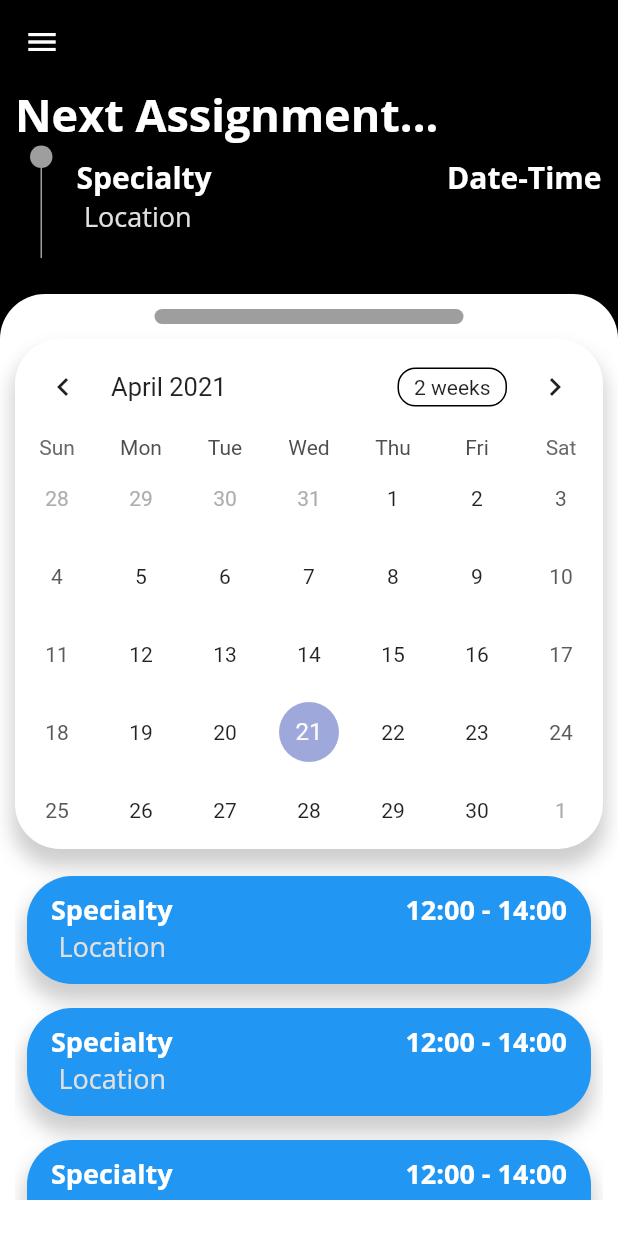
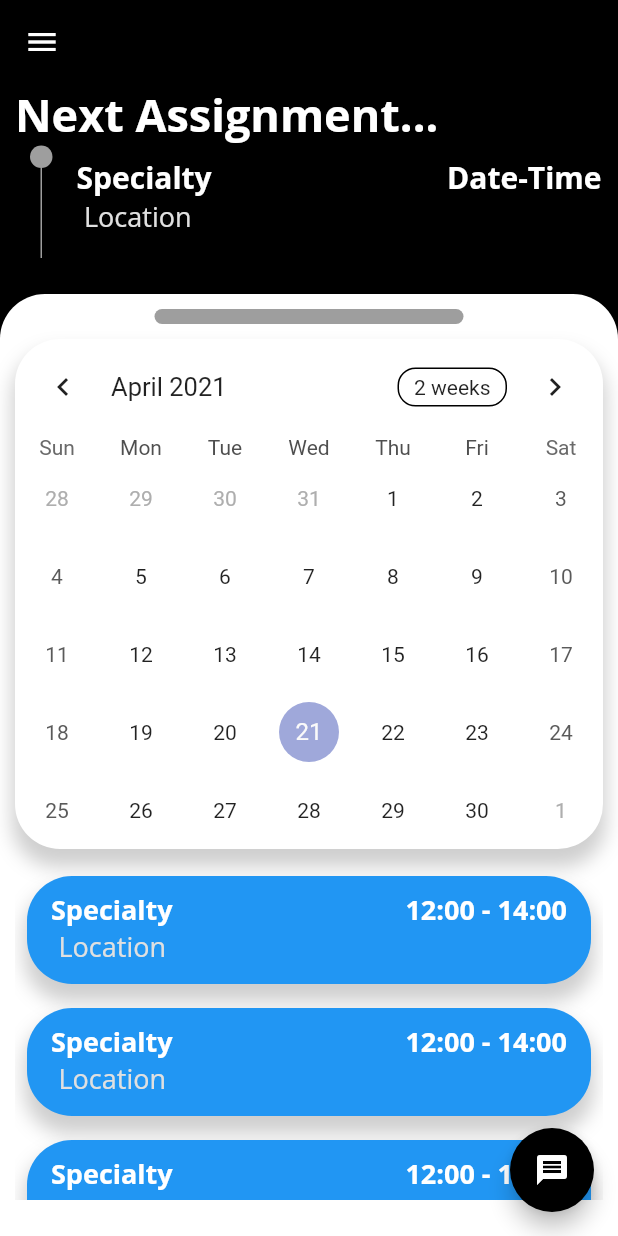
Before and after one commit to RXRider1451/Software-Design-Project, a Flutter app: the screen it shows after launch, on a phone screen of 412 x 824 dp. Run offline on Flutter 3.47's test engine with Material 2 defaults, Android fonts, the phone set to English and light mode, and no system bars; drawn by our look-alikes of table_calendar; our stand-ins replace form_field_validator, google_fonts, lottie.

Commit message:
ded floating action btn

```diff
--- a/lib/screens/home_screen.dart
+++ b/lib/screens/home_screen.dart
@@ -39,6 +39,11 @@ class _HomeScreenState extends State<HomeScreen> {
         ),
       ),
       backgroundColor: Colors.black,
+      floatingActionButton: FloatingActionButton(
+        onPressed: () {},
+        backgroundColor: Colors.black,
+        child: Icon(Icons.message, color: Colors.white),
+      ),
       body: ListView(
         children: [
           Stack(
```
